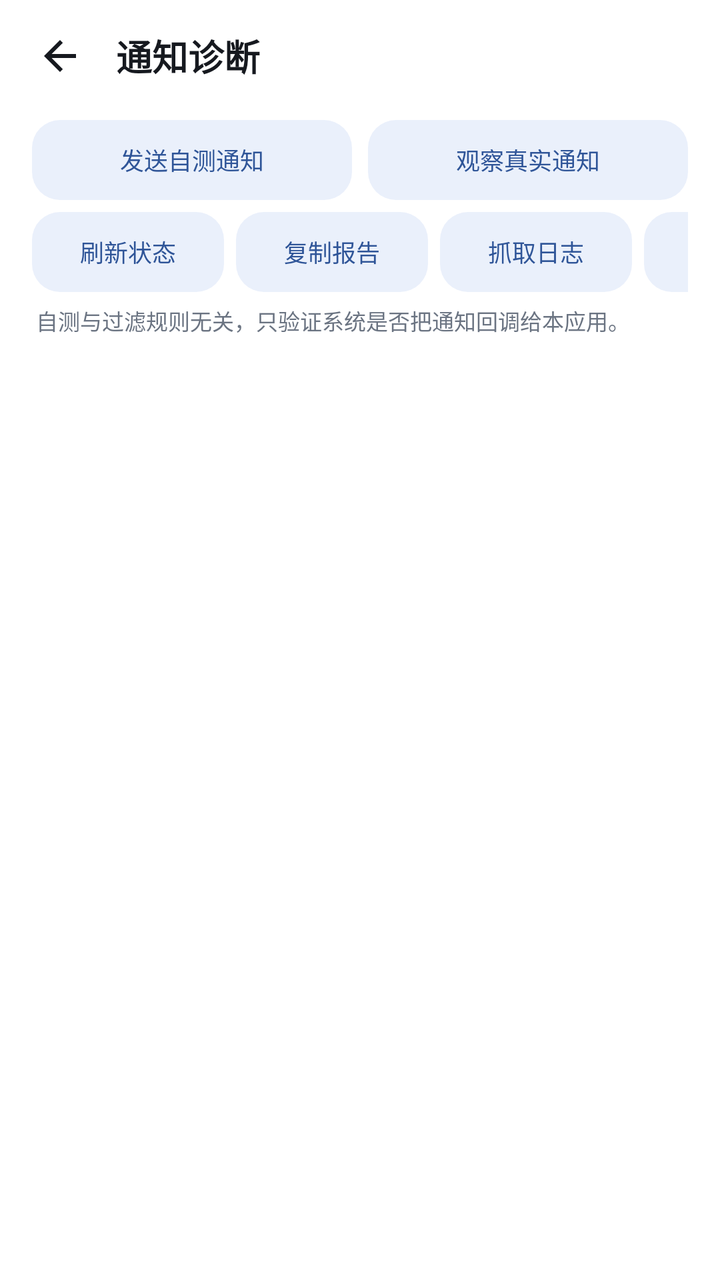
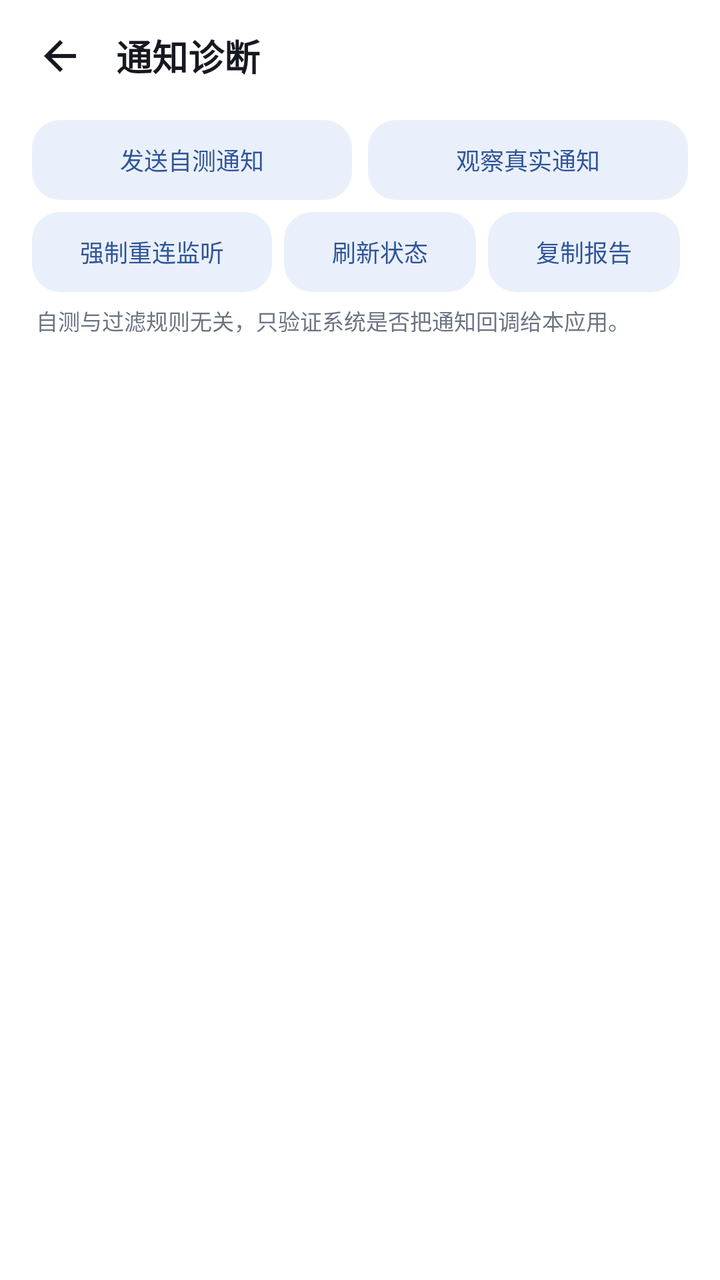

The first picture is an Android layout as it rendered before a commit; the second is the same layout after the commit. The layout source and the unified diff follow.
<!-- AndroidManifest.xml: application theme Theme.MaodouNotify -->
<!-- res/layout/activity_diagnostic.xml -->
<?xml version="1.0" encoding="utf-8"?>
<LinearLayout xmlns:android="http://schemas.android.com/apk/res/android"
    xmlns:app="http://schemas.android.com/apk/res-auto"
    android:layout_width="match_parent"
    android:layout_height="match_parent"
    android:background="?attr/colorSurface"
    android:fitsSystemWindows="true"
    android:orientation="vertical">

    
    <LinearLayout
        android:layout_width="match_parent"
        android:layout_height="56dp"
        android:gravity="center_vertical"
        android:paddingStart="8dp"
        android:paddingEnd="16dp">

        <ImageButton
            android:id="@+id/btn_back"
            android:layout_width="44dp"
            android:layout_height="44dp"
            android:background="?attr/selectableItemBackgroundBorderless"
            android:contentDescription="@string/diag_title"
            android:src="@drawable/ic_arrow_back"
            app:tint="?attr/colorOnSurface" />

        <TextView
            android:layout_width="0dp"
            android:layout_height="wrap_content"
            android:layout_marginStart="6dp"
            android:layout_weight="1"
            android:text="@string/diag_title"
            android:textColor="?attr/colorOnSurface"
            android:textSize="18sp"
            android:textStyle="bold" />
    </LinearLayout>

    
    <LinearLayout
        android:layout_width="match_parent"
        android:layout_height="wrap_content"
        android:orientation="horizontal"
        android:paddingStart="16dp"
        android:paddingTop="4dp"
        android:paddingEnd="16dp"
        android:paddingBottom="6dp">

        <com.google.android.material.button.MaterialButton
            android:id="@+id/btn_run_probe"
            style="@style/Widget.Maodou.TonalButton"
            android:layout_width="0dp"
            android:layout_height="wrap_content"
            android:layout_weight="1"
            android:text="@string/diag_run_probe"
            android:textSize="12sp" />

        <Space
            android:layout_width="8dp"
            android:layout_height="1dp" />

        <com.google.android.material.button.MaterialButton
            android:id="@+id/btn_watch"
            style="@style/Widget.Maodou.TonalButton"
            android:layout_width="0dp"
            android:layout_height="wrap_content"
            android:layout_weight="1"
            android:text="@string/diag_watch"
            android:textSize="12sp" />
    </LinearLayout>

    
    <HorizontalScrollView
        android:layout_width="match_parent"
        android:layout_height="wrap_content"
        android:paddingStart="16dp"
        android:paddingEnd="16dp"
        android:scrollbars="none">

        <LinearLayout
            android:layout_width="wrap_content"
            android:layout_height="wrap_content"
            android:orientation="horizontal">

            <com.google.android.material.button.MaterialButton
                android:id="@+id/btn_refresh"
                style="@style/Widget.Maodou.TonalButton"
                android:layout_width="wrap_content"
                android:layout_height="wrap_content"
                android:minWidth="0dp"
                android:text="@string/diag_refresh"
                android:textSize="12sp" />

            <Space
                android:layout_width="6dp"
                android:layout_height="1dp" />

            <com.google.android.material.button.MaterialButton
                android:id="@+id/btn_copy"
                style="@style/Widget.Maodou.TonalButton"
                android:layout_width="wrap_content"
                android:layout_height="wrap_content"
                android:minWidth="0dp"
                android:text="@string/diag_copy"
                android:textSize="12sp" />

            <Space
                android:layout_width="6dp"
                android:layout_height="1dp" />

            <com.google.android.material.button.MaterialButton
                android:id="@+id/btn_logcat"
                style="@style/Widget.Maodou.TonalButton"
                android:layout_width="wrap_content"
                android:layout_height="wrap_content"
                android:minWidth="0dp"
                android:text="@string/diag_logcat"
                android:textSize="12sp" />

            <Space
                android:layout_width="6dp"
                android:layout_height="1dp" />

            <com.google.android.material.button.MaterialButton
                android:id="@+id/btn_open_permission"
                style="@style/Widget.Maodou.TonalButton"
                android:layout_width="wrap_content"
                android:layout_height="wrap_content"
                android:minWidth="0dp"
                android:text="@string/diag_open_permission"
                android:textSize="12sp" />
        </LinearLayout>
    </HorizontalScrollView>

    <TextView
        android:layout_width="match_parent"
        android:layout_height="wrap_content"
        android:paddingStart="18dp"
        android:paddingTop="6dp"
        android:paddingEnd="18dp"
        android:text="@string/diag_hint"
        android:textColor="?attr/colorOnSurfaceVariant"
        android:textSize="11sp" />

    
    <ScrollView
        android:layout_width="match_parent"
        android:layout_height="0dp"
        android:layout_weight="1"
        android:fillViewport="true">

        <TextView
            android:id="@+id/tv_report"
            android:layout_width="match_parent"
            android:layout_height="wrap_content"
            android:fontFamily="monospace"
            android:padding="16dp"
            android:textColor="?attr/colorOnSurface"
            android:textIsSelectable="true"
            android:textSize="12sp" />
    </ScrollView>
</LinearLayout>
<!-- resources referenced by this layout -->
<resources>
  <!-- drawable ic_arrow_back (drawable) -->
  <?xml version="1.0" encoding="utf-8"?>
  <vector xmlns:android="http://schemas.android.com/apk/res/android"
      android:width="24dp"
      android:height="24dp"
      android:viewportWidth="24"
      android:viewportHeight="24">
      <path
          android:fillColor="#FF000000"
          android:pathData="M20,11H7.83l5.59,-5.59L12,4l-8,8 8,8 1.41,-1.41L7.83,13H20v-2z" />
  </vector>
  <string name="diag_copy">复制报告</string>
  <string name="diag_hint">自测与过滤规则无关，只验证系统是否把通知回调给本应用。</string>
  <string name="diag_logcat">抓取日志</string>
  <string name="diag_open_permission">通知使用权</string>
  <string name="diag_refresh">刷新状态</string>
  <string name="diag_run_probe">发送自测通知</string>
  <string name="diag_title">通知诊断</string>
  <string name="diag_watch">观察真实通知</string>
  <style name="Widget.Maodou.TonalButton" parent="Widget.Material3.Button.TonalButton">
          <item name="cornerRadius">@dimen/radius_m</item>
          <item name="android:textSize">13sp</item>
          <item name="android:insetTop">0dp</item>
          <item name="android:insetBottom">0dp</item>
          <item name="android:minHeight">40dp</item>
          <item name="android:letterSpacing">0</item>
      </style>
  <dimen name="radius_m">14dp</dimen>
  <color name="primary">#4B76C0</color>
  <color name="on_primary">#FFFFFF</color>
  <color name="primary_container">#EAF0FB</color>
  <color name="on_primary_container">#2F5598</color>
  <color name="surface">#FFFFFF</color>
  <color name="surface_alt">#F1F3F7</color>
  <color name="background">#F6F7F9</color>
  <color name="text_primary">#16191F</color>
  <color name="text_secondary">#6B7482</color>
  <color name="outline">#E3E7EE</color>
  <color name="badge_filtered_text">#BE3A2C</color>
  <color name="badge_filtered_bg">#FDEDEB</color>
  <color name="text_tertiary">#9AA3B0</color>
  <style name="ThemeOverlay.Maodou.Dialog" parent="ThemeOverlay.Material3.MaterialAlertDialog">
          <item name="colorSurface">@color/surface</item>
          <item name="colorSurfaceContainerLowest">@color/surface</item>
          <item name="colorSurfaceContainerLow">@color/surface</item>
          <item name="colorSurfaceContainer">@color/surface</item>
          <item name="colorSurfaceContainerHigh">@color/surface</item>
          <item name="colorSurfaceContainerHighest">@color/surface_alt</item>
          <item name="colorOnSurface">@color/text_primary</item>
          <item name="colorOnSurfaceVariant">@color/text_secondary</item>
          <item name="colorPrimary">@color/primary</item>
          <item name="colorOnPrimaryContainer">@color/on_primary_container</item>
      </style>
  <!-- unchanged entries left out for length: 1 -->
</resources>

<!-- the commit's change to res/layout/activity_diagnostic.xml (unified diff, before → after) -->
@@ -82,6 +82,19 @@
             android:orientation="horizontal">
 
             <com.google.android.material.button.MaterialButton
+                android:id="@+id/btn_force_rebind"
+                style="@style/Widget.Maodou.TonalButton"
+                android:layout_width="wrap_content"
+                android:layout_height="wrap_content"
+                android:minWidth="0dp"
+                android:text="@string/diag_force_rebind"
+                android:textSize="12sp" />
+
+            <Space
+                android:layout_width="6dp"
+                android:layout_height="1dp" />
+
+            <com.google.android.material.button.MaterialButton
                 android:id="@+id/btn_refresh"
                 style="@style/Widget.Maodou.TonalButton"
                 android:layout_width="wrap_content"
<!-- resource entries referenced after the edit -->
@@ -12,6 +12,7 @@
           android:pathData="M20,11H7.83l5.59,-5.59L12,4l-8,8 8,8 1.41,-1.41L7.83,13H20v-2z" />
   </vector>
   <string name="diag_copy">复制报告</string>
+  <string name="diag_force_rebind">强制重连监听</string>
   <string name="diag_hint">自测与过滤规则无关，只验证系统是否把通知回调给本应用。</string>
   <string name="diag_logcat">抓取日志</string>
   <string name="diag_open_permission">通知使用权</string>
